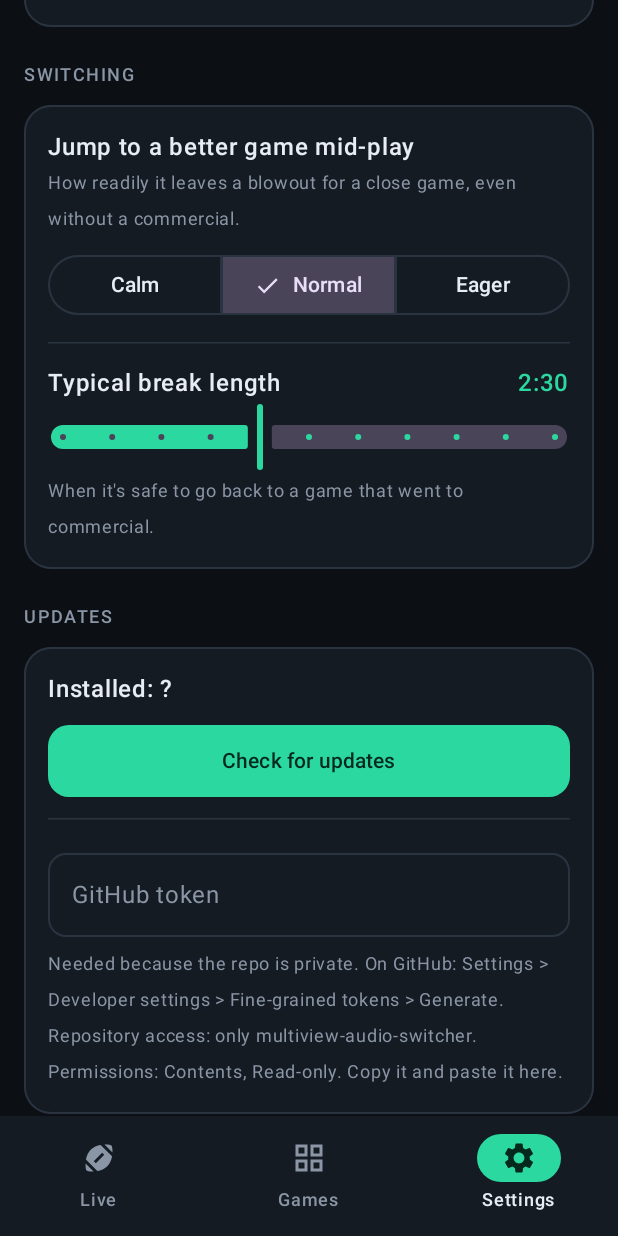
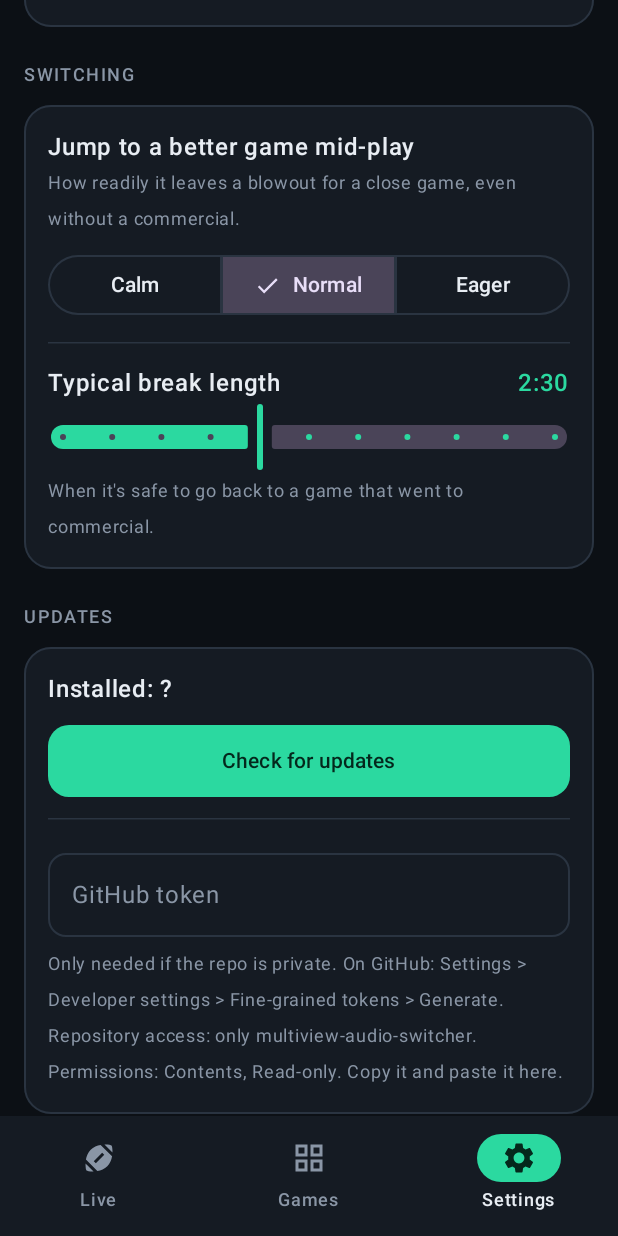
Before and after one commit to rickle8/multiview-audio-switcher, an Android app built with Jetpack Compose: the screen it shows after launch (MainActivity), item 3 of the bottom bar chosen, scrolled down 1041 dp, on a phone screen of 412 x 824 dp. Run offline under Robolectric (Android 15) with nearby library versions, the phone set to English and light mode, and no system bars; pictures from the network do not load.

Commit message:
Updates: check on app open without a token (public repo)
Co-Authored-By: Claude Opus 5.5 <noreply@anthropic.com>
Claude-Session: https://claude.ai/code/session_01Nw9DfWRjNtmcQHj2a3E65b

```diff
--- a/android/app/src/main/java/com/rickle8/mvswitch/service/Updater.kt
+++ b/android/app/src/main/java/com/rickle8/mvswitch/service/Updater.kt
@@ -57,10 +57,6 @@ object Updater {
         val token = Engine.settings.value.githubToken
         _state.value = _state.value.copy(installed = installedName(app), busy = !quiet,
             message = if (quiet) _state.value.message else "Checking…")
-        if (quiet && token.isBlank()) {
-            _state.value = _state.value.copy(busy = false)
-            return
-        }
         scope.launch {
             try {
                 val req = request("https://api.github.com/repos/$REPO/releases/latest", token,
--- a/android/app/src/main/java/com/rickle8/mvswitch/ui/SettingsScreen.kt
+++ b/android/app/src/main/java/com/rickle8/mvswitch/ui/SettingsScreen.kt
@@ -238,7 +238,7 @@ fun SettingsScreen(state: EngineState, settings: Settings, update: UpdateState,
                 shape = RoundedCornerShape(12.dp),
             )
             Text(
-                "Needed because the repo is private. On GitHub: Settings > Developer settings > " +
+                "Only needed if the repo is private. On GitHub: Settings > Developer settings > " +
                     "Fine-grained tokens > Generate. Repository access: only multiview-audio-switcher. " +
                     "Permissions: Contents, Read-only. Copy it and paste it here.",
                 color = C.muted, fontSize = 12.sp, modifier = Modifier.padding(top = 6.dp),
```
